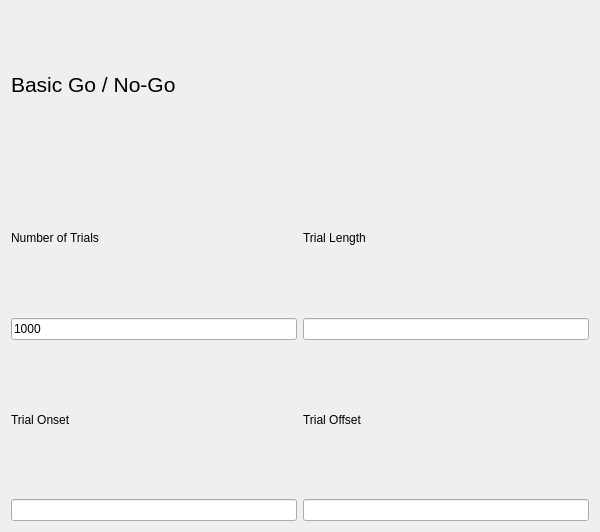
Qt form UI/BasicGNGUI.ui (RoboDoig/schedule-generator) before a commit.
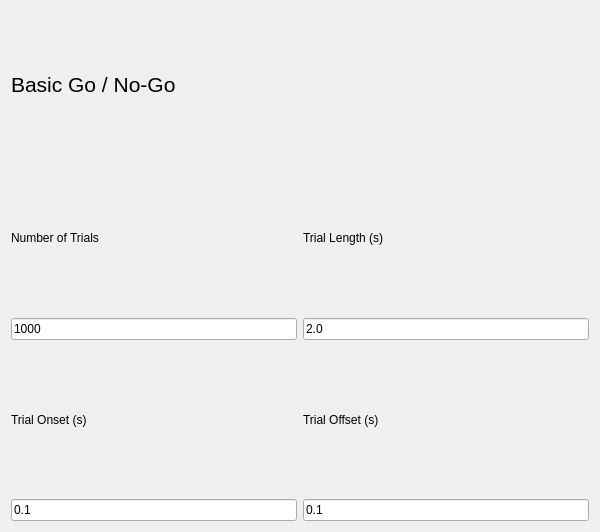
The same form after that commit.

Commit message: Basic trial plotting created

The edit to the form file:
```diff
--- a/UI/BasicGNGUI.ui
+++ b/UI/BasicGNGUI.ui
@@ -15,7 +15,11 @@
   </property>
   <layout class="QGridLayout" name="gridLayout">
    <item row="4" column="1">
-    <widget class="QLineEdit" name="offsetEdit"/>
+    <widget class="QLineEdit" name="offsetEdit">
+     <property name="text">
+      <string>0.1</string>
+     </property>
+    </widget>
    </item>
    <item row="2" column="0">
     <widget class="QLineEdit" name="nTrialsEdit">
@@ -27,26 +31,30 @@
    <item row="3" column="1">
     <widget class="QLabel" name="label_4">
      <property name="text">
-      <string>Trial Offset</string>
+      <string>Trial Offset (s)</string>
      </property>
     </widget>
    </item>
    <item row="3" column="0">
     <widget class="QLabel" name="label_2">
      <property name="text">
-      <string>Trial Onset</string>
+      <string>Trial Onset (s)</string>
      </property>
     </widget>
    </item>
    <item row="1" column="1">
     <widget class="QLabel" name="label_5">
      <property name="text">
-      <string>Trial Length</string>
+      <string>Trial Length (s)</string>
      </property>
     </widget>
    </item>
    <item row="2" column="1">
-    <widget class="QLineEdit" name="trialLengthEdit"/>
+    <widget class="QLineEdit" name="trialLengthEdit">
+     <property name="text">
+      <string>2.0</string>
+     </property>
+    </widget>
    </item>
    <item row="0" column="0" colspan="2">
     <widget class="QLabel" name="label_3">
@@ -68,7 +76,11 @@
     </widget>
    </item>
    <item row="4" column="0">
-    <widget class="QLineEdit" name="onsetEdit"/>
+    <widget class="QLineEdit" name="onsetEdit">
+     <property name="text">
+      <string>0.1</string>
+     </property>
+    </widget>
    </item>
   </layout>
  </widget>
```
The commit also changes 6 other files.
